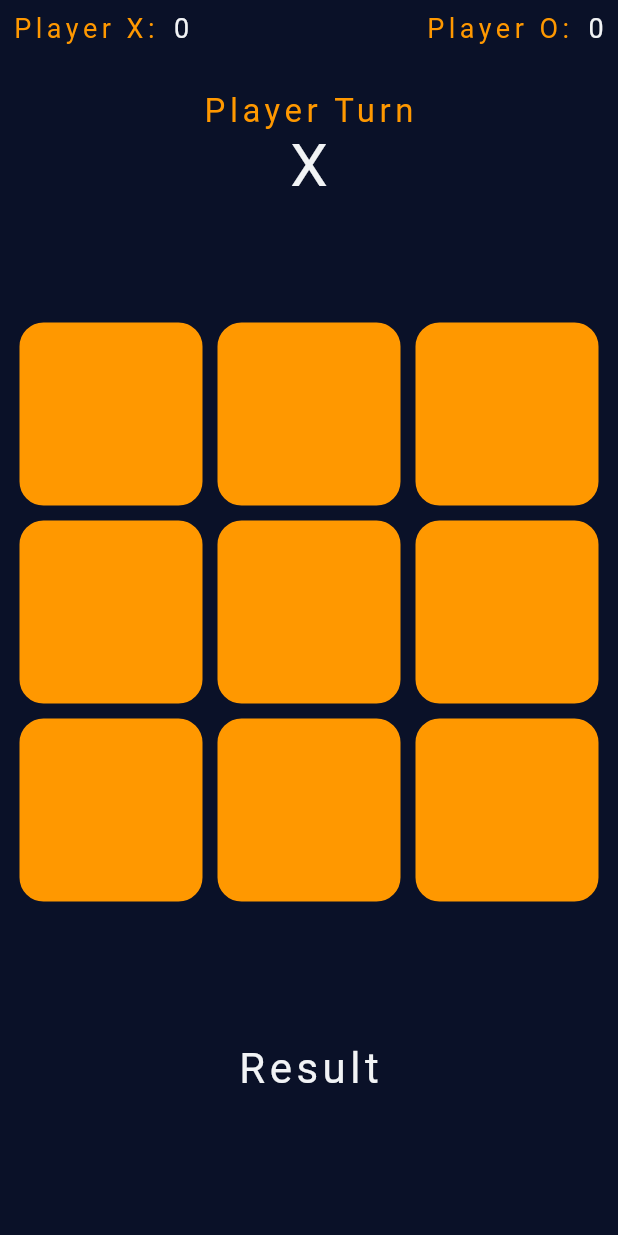
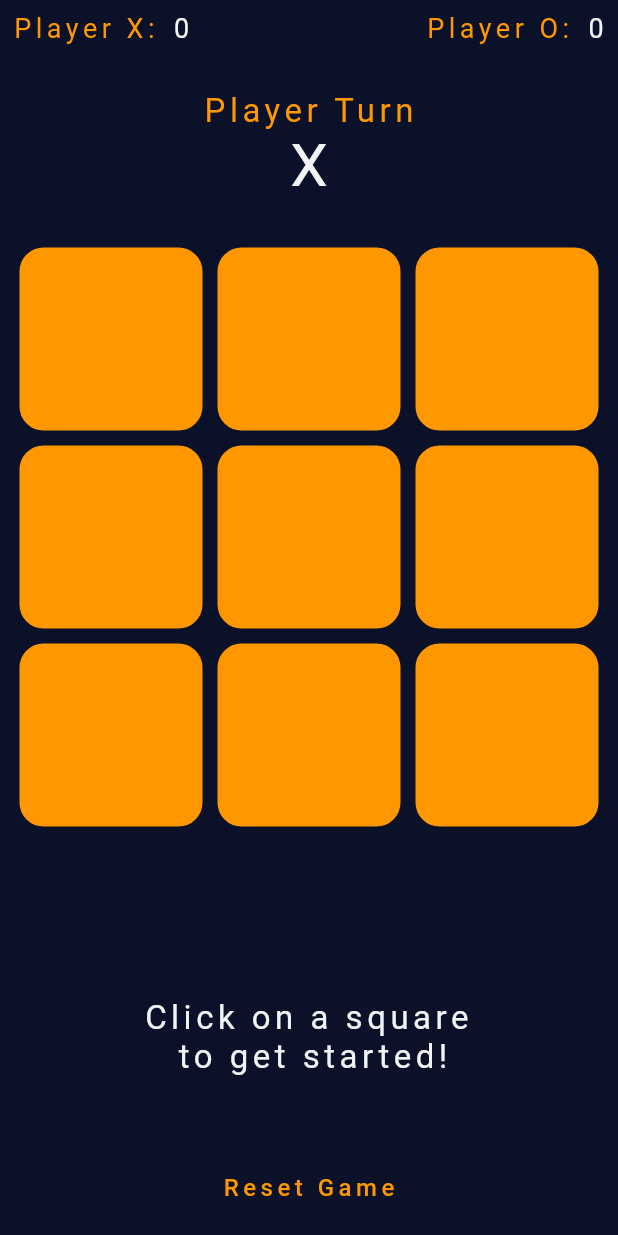
Before and after one commit to luizgfalqueto/tic-tac-toe, a Flutter app: the screen it shows after launch, on a phone screen of 412 x 824 dp. Run offline on Flutter 3.47's test engine with Material 2 defaults, Android fonts, the phone set to English and light mode, and no system bars; our stand-ins replace google_fonts; Roboto replaces fonts that are missing (Coiny).

Commit message:
feat: color in indexes winners and timer countdown

```diff
--- a/lib/pages/game_page.dart
+++ b/lib/pages/game_page.dart
@@ -1,3 +1,5 @@
+import 'dart:async';
+
 import 'package:flutter/material.dart';
 import 'package:google_fonts/google_fonts.dart';
 import 'package:tictactoe/pages/score_panel.dart';
@@ -18,6 +20,12 @@ class _GamePageState extends State<GamePage> {
   int playerXScore = 0;
   bool xPlayerTurn = true;
   int filledBoxes = 0;
+  bool hasWinner = false;
+
+  Timer? timer;
+  static const maxSeconds = 30;
+  int seconds = maxSeconds;
+  bool isRunning = false;
 
   String? resultMessage;
 
@@ -60,119 +68,147 @@ class _GamePageState extends State<GamePage> {
         case 0:
           if (indexes[1] == stringIndex && indexes[2] == stringIndex) {
             _updateScore(indexes[0]);
+            indexesMatches.addAll([0, 1, 2]);
             return true;
           }
           if (indexes[3] == stringIndex && indexes[6] == stringIndex) {
             _updateScore(indexes[0]);
+            indexesMatches.addAll([0, 3, 6]);
             return true;
           }
           if (indexes[4] == stringIndex && indexes[8] == stringIndex) {
             _updateScore(indexes[0]);
+            indexesMatches.addAll([0, 4, 8]);
             return true;
           }
           break;
         case 1:
           if (indexes[0] == stringIndex && indexes[2] == stringIndex) {
             _updateScore(indexes[1]);
+            indexesMatches.addAll([1, 0, 2]);
             return true;
           }
           if (indexes[4] == stringIndex && indexes[7] == stringIndex) {
             _updateScore(indexes[1]);
+            indexesMatches.addAll([1, 4, 7]);
             return true;
           }
           break;
         case 2:
           if (indexes[1] == stringIndex && indexes[0] == stringIndex) {
             _updateScore(indexes[2]);
+            indexesMatches.addAll([2, 1, 0]);
             return true;
           }
           if (indexes[4] == stringIndex && indexes[6] == stringIndex) {
             _updateScore(indexes[2]);
+            indexesMatches.addAll([2, 4, 6]);
             return true;
           }
           if (indexes[5] == stringIndex && indexes[8] == stringIndex) {
             _updateScore(indexes[2]);
+            indexesMatches.addAll([2, 5, 8]);
             return true;
           }
           break;
         case 3:
           if (indexes[0] == stringIndex && indexes[6] == stringIndex) {
             _updateScore(indexes[3]);
+            indexesMatches.addAll([3, 0, 6]);
             return true;
           }
           if (indexes[4] == stringIndex && indexes[5] == stringIndex) {
             _updateScore(indexes[3]);
+            indexesMatches.addAll([3, 4, 5]);
             return true;
           }
           break;
         case 4:
           if (indexes[0] == stringIndex && indexes[8] == stringIndex) {
             _updateScore(indexes[4]);
+            indexesMatches.addAll([4, 0, 8]);
             return true;
           }
           if (indexes[1] == stringIndex && indexes[7] == stringIndex) {
             _updateScore(indexes[4]);
+            indexesMatches.addAll([4, 1, 7]);
             return true;
           }
-          if (indexes[3] == stringIndex && indexes[6] == stringIndex) {
+          if (indexes[3] == stringIndex && indexes[5] == stringIndex) {
             _updateScore(indexes[4]);
+            indexesMatches.addAll([4, 3, 6]);
             return true;
           }
-          if (indexes[2] == stringIndex && indexes[5] == stringIndex) {
+          if (indexes[2] == stringIndex && indexes[6] == stringIndex) {
             _updateScore(indexes[4]);
+            indexesMatches.addAll([4, 2, 5]);
             return true;
           }
           break;
         case 5:
           if (indexes[2] == stringIndex && indexes[8] == stringIndex) {
             _updateScore(indexes[5]);
+            indexesMatches.addAll([5, 2, 8]);
             return true;
           }
           if (indexes[3] == stringIndex && indexes[4] == stringIndex) {
             _updateScore(indexes[5]);
+            indexesMatches.addAll([5, 3, 4]);
             return true;
           }
           break;
         case 6:
           if (indexes[0] == stringIndex && indexes[3] == stringIndex) {
             _updateScore(indexes[6]);
+            indexesMatches.addAll([6, 0, 3]);
             return true;
           }
           if (indexes[2] == stringIndex && indexes[4] == stringIndex) {
             _updateScore(indexes[6]);
+            indexesMatches.addAll([6, 2, 4]);
             return true;
           }
           if (indexes[7] == stringIndex && indexes[8] == stringIndex) {
             _updateScore(indexes[6]);
+            indexesMatches.addAll([6, 7, 8]);
             return true;
           }
           break;
         case 7:
           if (indexes[1] == stringIndex && indexes[4] == stringIndex) {
             _updateScore(indexes[7]);
+            indexesMatches.addAll([7, 1, 4]);
             return true;
           }
           if (indexes[6] == stringIndex && indexes[8] == stringIndex) {
             _updateScore(indexes[7]);
+            indexesMatches.addAll([7, 6, 8]);
             return true;
           }
           break;
         case 8:
           if (indexes[2] == stringIndex && indexes[5] == stringIndex) {
             _updateScore(indexes[8]);
+            indexesMatches.addAll([8, 2, 5]);
             return true;
           }
           if (indexes[0] == stringIndex && indexes[4] == stringIndex) {
             _updateScore(indexes[8]);
+            indexesMatches.addAll([8, 0, 4]);
             return true;
           }
           if (indexes[6] == stringIndex && indexes[7] == stringIndex) {
             _updateScore(indexes[8]);
+            indexesMatches.addAll([8, 6, 7]);
             return true;
           }
           break;
         default:
       }
+    }
+
+    if (filledBoxes == 9) {
+      _updateScore('Draft');
     }
     return false;
   }
@@ -181,12 +217,22 @@ class _GamePageState extends State<GamePage> {
     if (winner == 'X') {
       setState(() {
         playerXScore++;
-        resultMessage = 'Player X Wins!';
+        resultMessage = 'Player X Won!';
+        hasWinner = true;
+        stopTimer();
       });
     } else if (winner == 'O') {
       setState(() {
         playerOScore++;
-        resultMessage = 'Player O Wins!';
+        resultMessage = 'Player O Won!';
+        hasWinner = true;
+        stopTimer();
+      });
+    } else {
+      setState(() {
+        resultMessage = 'Nobody Won!';
+        hasWinner = true;
+        stopTimer();
       });
     }
   }
@@ -207,8 +253,41 @@ class _GamePageState extends State<GamePage> {
         '',
         '',
       ];
+      indexesMatches.clear();
+      hasWinner = false;
     });
   }
+
+  void _resetGame() {
+    _resetTable();
+    setState(() {
+      playerOScore = playerXScore = 0;
+    });
+  }
+
+  void startTimer() {
+    timer = Timer.periodic(const Duration(seconds: 1), (_) {
+      setState(() {
+        if (seconds > 0) {
+          seconds--;
+        } else {
+          stopTimer();
+          setState(() {
+            resultMessage = 'Nobody Won!';
+            hasWinner = true;
+            stopTimer();
+          });
+        }
+      });
+    });
+  }
+
+  void stopTimer() {
+    resetTimer();
+    timer?.cancel();
+  }
+
+  void resetTimer() => seconds = maxSeconds;
 
   @override
   Widget build(BuildContext context) {
@@ -226,7 +305,7 @@ class _GamePageState extends State<GamePage> {
                 xPlayerTurn: xPlayerTurn,
               ),
               Expanded(
-                flex: 2,
+                flex: 3,
                 child: GridView.builder(
                     itemCount: 9,
                     gridDelegate:
@@ -236,6 +315,13 @@ class _GamePageState extends State<GamePage> {
                     itemBuilder: (context, index) {
                       return GestureDetector(
                         onTap: () {
+                          if (!isRunning) {
+                            startTimer();
+                            setState(() {
+                              isRunning = true;
+                            });
+                          }
+
                           if (indexes[index] == '' && filledBoxes < 10) {
                             setState(() {
                               indexes[index] = xPlayerTurn ? 'X' : 'O';
@@ -257,11 +343,15 @@ class _GamePageState extends State<GamePage> {
                           padding: const EdgeInsets.all(5.0),
                           child: Container(
                             decoration: BoxDecoration(
-                              color: MainColor.orangeColor,
+                              color: indexesMatches.contains(index)
+                                  ? MainColor.secondaryColor
+                                  : MainColor.orangeColor,
                               borderRadius: BorderRadius.circular(16),
                               border: Border.all(
                                 width: 5,
-                                color: MainColor.orangeColor,
+                                color: indexesMatches.contains(index)
+                                    ? MainColor.secondaryColor
+                                    : MainColor.orangeColor,
                               ),
                             ),
                             child: Center(
@@ -283,32 +373,90 @@ class _GamePageState extends State<GamePage> {
               Expanded(
                 flex: 1,
                 child: Column(
-                  mainAxisAlignment: MainAxisAlignment.center,
+                  mainAxisAlignment: MainAxisAlignment.spaceEvenly,
+                  children: [
+                    resultMessage != null
+                        ? Expanded(
+                            child: Column(
+                              mainAxisAlignment: MainAxisAlignment.spaceAround,
                               children: [
                                 Text(
-                      resultMessage ?? 'Result',
-                      style: customFontWhite,
+                                  resultMessage!,
+                                  style: customFontWhite.copyWith(fontSize: 26),
                                 ),
-                    const SizedBox(
-                      height: 5,
-                    ),
-                    resultMessage != null
-                        ? ElevatedButton(
+                                ElevatedButton(
                                   onPressed: () {
                                     _resetTable();
+                                    setState(() {
+                                      resultMessage = null;
+                                      isRunning = false;
+                                    });
                                   },
                                   style: ElevatedButton.styleFrom(
                                       backgroundColor: MainColor.orangeColor),
                                   child: Text(
-                              'Again',
+                                    'Play Again!',
                                     style: customFontWhite.copyWith(
                                         fontSize: 16, height: 1),
                                   ),
+                                ),
+                              ],
+                            ),
                           )
-                        : Container(),
+                        : isRunning
+                            ? SizedBox(
+                                width: 80,
+                                height: 80,
+                                child: Stack(
+                                  fit: StackFit.expand,
+                                  children: [
+                                    CircularProgressIndicator(
+                                      value: 1 - seconds / maxSeconds,
+                                      valueColor: AlwaysStoppedAnimation(
+                                          MainColor.whiteColor),
+                                      strokeWidth: 6,
+                                      backgroundColor: MainColor.orangeColor,
+                                    ),
+                                    Center(
+                                      child: Text(
+                                        seconds.toString(),
+                                        style: customFontWhite.copyWith(
+                                          fontSize: 30,
+                                          height: .8,
+                                        ),
+                                      ),
+                                    )
+                                  ],
+                                ),
+                              )
+                            : Expanded(
+                                child: Column(
+                                  mainAxisAlignment: MainAxisAlignment.center,
+                                  children: [
+                                    Text(
+                                      'Click on a square \n to get started!',
+                                      textAlign: TextAlign.center,
+                                      style: customFontWhite.copyWith(
+                                          fontSize: 22,
+                                          fontWeight: FontWeight.normal),
+                                    ),
                                   ],
                                 ),
                               ),
+                  ],
+                ),
+              ),
+              TextButton(
+                  onPressed: () {
+                    _resetGame();
+                  },
+                  child: Text(
+                    'Reset Game',
+                    style: customFontWhite.copyWith(
+                      color: MainColor.orangeColor,
+                      fontSize: 16,
+                    ),
+                  ))
             ],
           ),
         ),
```
Lines whose indentation alone changed are shown as unchanged.
